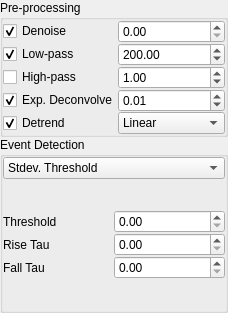
acq4/acq4, file lib/analysis/EventDetectionCtrlTemplate.ui: the form before one commit.
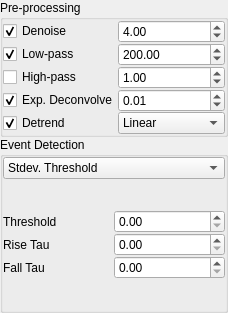
The form after the commit. Custom widgets are drawn as their Qt base class.

The edit to the form file:
```diff
--- a/lib/analysis/EventDetectionCtrlTemplate.ui
+++ b/lib/analysis/EventDetectionCtrlTemplate.ui
@@ -131,7 +131,11 @@
        </widget>
       </item>
       <item row="0" column="1">
-       <widget class="QDoubleSpinBox" name="denoiseSpin"/>
+       <widget class="QDoubleSpinBox" name="denoiseSpin">
+        <property name="value">
+         <double>4.000000000000000</double>
+        </property>
+       </widget>
       </item>
      </layout>
     </widget>
```
